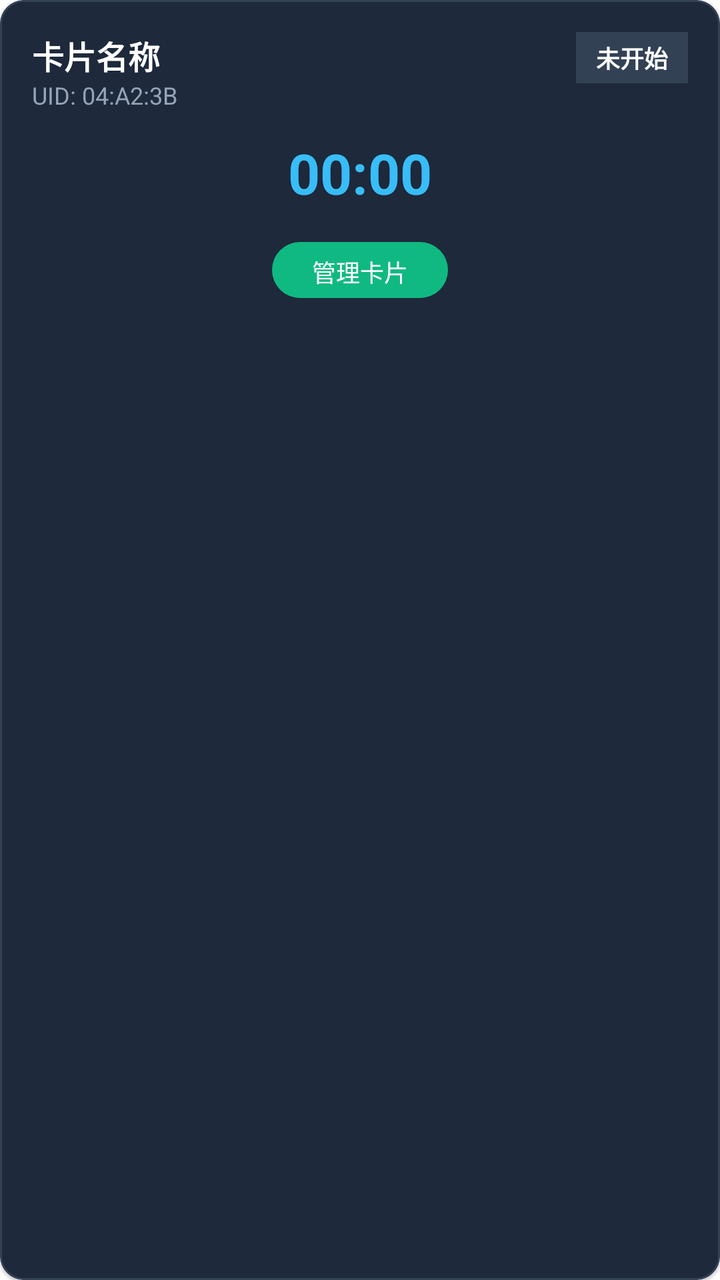
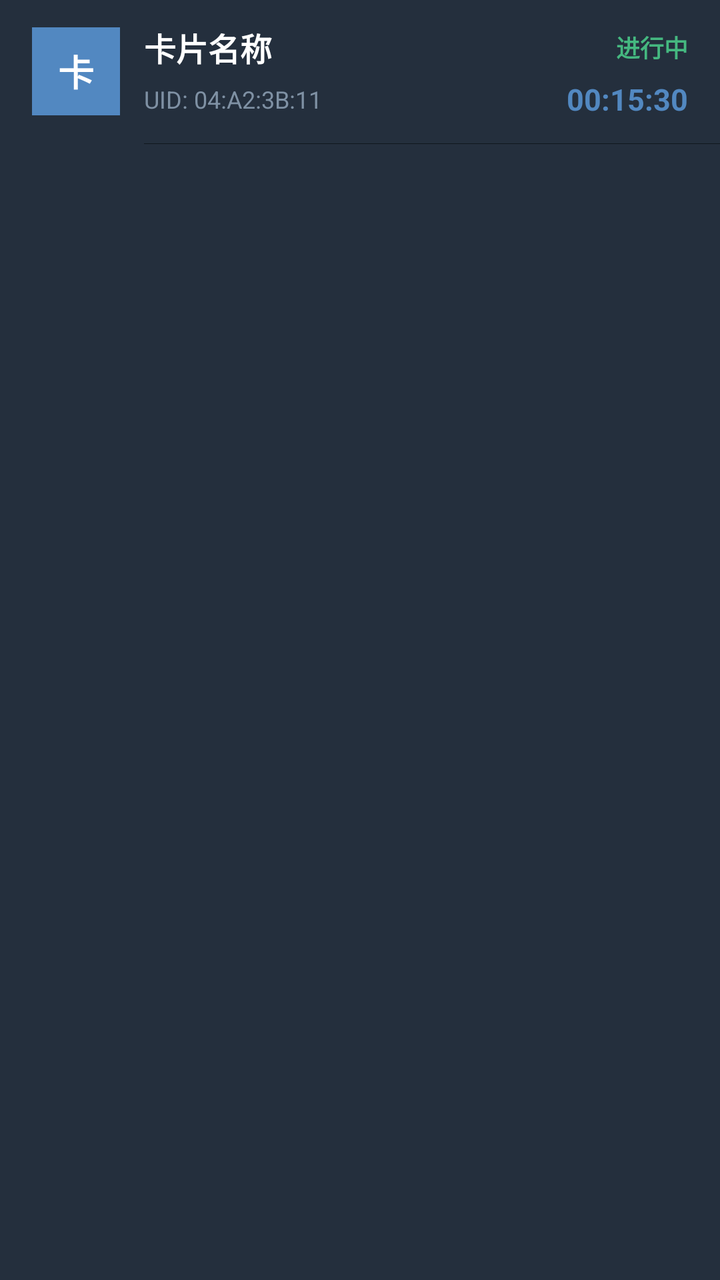

An Android layout rendered at two revisions. The XML below is the earlier revision; the diff shows what the commit changed to produce the second picture.
<!-- AndroidManifest.xml: application theme Theme.NFCTime -->
<!-- res/layout/item_card.xml -->
<?xml version="1.0" encoding="utf-8"?>
<com.google.android.material.card.MaterialCardView xmlns:android="http://schemas.android.com/apk/res/android"
    xmlns:app="http://schemas.android.com/apk/res-auto"
    android:layout_width="match_parent"
    android:layout_height="wrap_content"
    android:layout_marginBottom="12dp"
    app:cardBackgroundColor="#1E293B"
    app:cardCornerRadius="12dp"
    app:strokeColor="#334155"
    app:strokeWidth="1dp">

    <LinearLayout
        android:layout_width="match_parent"
        android:layout_height="wrap_content"
        android:orientation="vertical"
        android:padding="16dp">

        <LinearLayout
            android:layout_width="match_parent"
            android:layout_height="wrap_content"
            android:orientation="horizontal">

            <LinearLayout
                android:layout_width="0dp"
                android:layout_height="wrap_content"
                android:layout_weight="1"
                android:orientation="vertical">

                <TextView
                    android:id="@+id/tvCardName"
                    android:layout_width="wrap_content"
                    android:layout_height="wrap_content"
                    android:text="卡片名称"
                    android:textColor="#FFFFFF"
                    android:textSize="16sp"
                    android:textStyle="bold" />

                <TextView
                    android:id="@+id/tvCardUid"
                    android:layout_width="wrap_content"
                    android:layout_height="wrap_content"
                    android:text="UID: 04:A2:3B"
                    android:textColor="#94A3B8"
                    android:textSize="12sp" />
            </LinearLayout>

            <TextView
                android:id="@+id/tvStatusBadge"
                android:layout_width="wrap_content"
                android:layout_height="wrap_content"
                android:background="#334155"
                android:paddingHorizontal="10dp"
                android:paddingVertical="4dp"
                android:text="未开始"
                android:textColor="#FFFFFF"
                android:textSize="12sp"
                android:textStyle="bold" />
        </LinearLayout>

        <TextView
            android:id="@+id/tvTimeDisplay"
            android:layout_width="wrap_content"
            android:layout_height="wrap_content"
            android:layout_gravity="center_horizontal"
            android:layout_marginVertical="12dp"
            android:text="00:00"
            android:textColor="#38BDF8"
            android:textSize="28sp"
            android:textStyle="bold" />

        <LinearLayout
            android:layout_width="match_parent"
            android:layout_height="wrap_content"
            android:gravity="center"
            android:orientation="horizontal">

            <Button
                android:id="@+id/btnCardAction"
                style="@style/Widget.Material3.Button"
                android:layout_width="wrap_content"
                android:layout_height="36dp"
                android:paddingHorizontal="16dp"
                android:text="管理卡片"
                android:textSize="12sp" />
        </LinearLayout>
    </LinearLayout>

</com.google.android.material.card.MaterialCardView>
<!-- resources referenced by this layout -->
<resources>
  <style name="Theme.NFCTime" parent="Theme.MaterialComponents.DayNight.NoActionBar">
          <item name="colorPrimary">#10B981</item>
          <item name="colorPrimaryVariant">#059669</item>
          <item name="colorOnPrimary">#FFFFFF</item>
          <item name="colorSecondary">#38BDF8</item>
          <item name="colorSecondaryVariant">#0284C7</item>
          <item name="colorOnSecondary">#000000</item>
          <item name="android:statusBarColor">#0F172A</item>
      </style>
</resources>

<!-- the commit's change to res/layout/item_card.xml (unified diff, before → after) -->
@@ -1,88 +1,107 @@
 <?xml version="1.0" encoding="utf-8"?>
-<com.google.android.material.card.MaterialCardView xmlns:android="http://schemas.android.com/apk/res/android"
-    xmlns:app="http://schemas.android.com/apk/res-auto"
+<LinearLayout xmlns:android="http://schemas.android.com/apk/res/android"
     android:layout_width="match_parent"
     android:layout_height="wrap_content"
-    android:layout_marginBottom="12dp"
-    app:cardBackgroundColor="#1E293B"
-    app:cardCornerRadius="12dp"
-    app:strokeColor="#334155"
-    app:strokeWidth="1dp">
+    android:background="@color/tg_surface"
+    android:foreground="?attr/selectableItemBackground"
+    android:orientation="vertical">
 
     <LinearLayout
         android:layout_width="match_parent"
         android:layout_height="wrap_content"
-        android:orientation="vertical"
-        android:padding="16dp">
+        android:gravity="center_vertical"
+        android:orientation="horizontal"
+        android:paddingHorizontal="16dp"
+        android:paddingVertical="12dp">
 
+        
+        <FrameLayout
+            android:layout_width="44dp"
+            android:layout_height="44dp"
+            android:background="@color/tg_blue"
+            android:padding="8dp">
+
+            <TextView
+                android:id="@+id/tvAvatarChar"
+                android:layout_width="wrap_content"
+                android:layout_height="wrap_content"
+                android:layout_gravity="center"
+                android:text="卡"
+                android:textColor="#FFFFFF"
+                android:textSize="18sp"
+                android:textStyle="bold" />
+        </FrameLayout>
+
+        
         <LinearLayout
-            android:layout_width="match_parent"
+            android:layout_width="0dp"
             android:layout_height="wrap_content"
-            android:orientation="horizontal">
+            android:layout_marginStart="12dp"
+            android:layout_weight="1"
+            android:orientation="vertical">
 
             <LinearLayout
-                android:layout_width="0dp"
+                android:layout_width="match_parent"
                 android:layout_height="wrap_content"
-                android:layout_weight="1"
-                android:orientation="vertical">
+                android:gravity="center_vertical"
+                android:orientation="horizontal">
 
                 <TextView
                     android:id="@+id/tvCardName"
-                    android:layout_width="wrap_content"
+                    android:layout_width="0dp"
                     android:layout_height="wrap_content"
+                    android:layout_weight="1"
+                    android:ellipsize="end"
+                    android:maxLines="1"
                     android:text="卡片名称"
-                    android:textColor="#FFFFFF"
+                    android:textColor="@color/tg_text_primary"
                     android:textSize="16sp"
                     android:textStyle="bold" />
 
                 <TextView
-                    android:id="@+id/tvCardUid"
+                    android:id="@+id/tvStatusBadge"
                     android:layout_width="wrap_content"
                     android:layout_height="wrap_content"
-                    android:text="UID: 04:A2:3B"
-                    android:textColor="#94A3B8"
-                    android:textSize="12sp" />
+                    android:text="进行中"
+                    android:textColor="@color/tg_status_green"
+                    android:textSize="12sp"
+                    android:textStyle="bold" />
             </LinearLayout>
 
-            <TextView
-                android:id="@+id/tvStatusBadge"
-                android:layout_width="wrap_content"
+            <LinearLayout
+                android:layout_width="match_parent"
                 android:layout_height="wrap_content"
-                android:background="#334155"
-                android:paddingHorizontal="10dp"
-                android:paddingVertical="4dp"
-                android:text="未开始"
-                android:textColor="#FFFFFF"
-                android:textSize="12sp"
-                android:textStyle="bold" />
+                android:layout_marginTop="4dp"
+                android:gravity="center_vertical"
+                android:orientation="horizontal">
+
+                <TextView
+                    android:id="@+id/tvCardUid"
+                    android:layout_width="0dp"
+                    android:layout_height="wrap_content"
+                    android:layout_weight="1"
+                    android:text="UID: 04:A2:3B:11"
+                    android:textColor="@color/tg_text_secondary"
+                    android:textSize="12sp" />
+
+                <TextView
+                    android:id="@+id/tvTimeDisplay"
+                    android:layout_width="wrap_content"
+                    android:layout_height="wrap_content"
+                    android:text="00:15:30"
+                    android:textColor="@color/tg_blue"
+                    android:textSize="15sp"
+                    android:textStyle="bold" />
+            </LinearLayout>
+
         </LinearLayout>
 
-        <TextView
-            android:id="@+id/tvTimeDisplay"
-            android:layout_width="wrap_content"
-            android:layout_height="wrap_content"
-            android:layout_gravity="center_horizontal"
-            android:layout_marginVertical="12dp"
-            android:text="00:00"
-            android:textColor="#38BDF8"
-            android:textSize="28sp"
-            android:textStyle="bold" />
-
-        <LinearLayout
-            android:layout_width="match_parent"
-            android:layout_height="wrap_content"
-            android:gravity="center"
-            android:orientation="horizontal">
-
-            <Button
-                android:id="@+id/btnCardAction"
-                style="@style/Widget.Material3.Button"
-                android:layout_width="wrap_content"
-                android:layout_height="36dp"
-                android:paddingHorizontal="16dp"
-                android:text="管理卡片"
-                android:textSize="12sp" />
-        </LinearLayout>
     </LinearLayout>
 
-</com.google.android.material.card.MaterialCardView>
+    <View
+        android:layout_width="match_parent"
+        android:layout_height="1px"
+        android:layout_marginStart="72dp"
+        android:background="@color/tg_border" />
+
+</LinearLayout>
<!-- resource entries referenced after the edit -->
@@ -1,13 +1,21 @@
 <!-- resources referenced by this layout -->
 <resources>
+  <color name="tg_blue">#5288C1</color>
+  <color name="tg_border">#10171D</color>
+  <color name="tg_status_green">#45B880</color>
+  <color name="tg_surface">#242F3D</color>
+  <color name="tg_text_primary">#FFFFFF</color>
+  <color name="tg_text_secondary">#7F91A4</color>
   <style name="Theme.NFCTime" parent="Theme.MaterialComponents.DayNight.NoActionBar">
-          <item name="colorPrimary">#10B981</item>
-          <item name="colorPrimaryVariant">#059669</item>
-          <item name="colorOnPrimary">#FFFFFF</item>
-          <item name="colorSecondary">#38BDF8</item>
-          <item name="colorSecondaryVariant">#0284C7</item>
-          <item name="colorOnSecondary">#000000</item>
-          <item name="android:statusBarColor">#0F172A</item>
+          <item name="colorPrimary">@color/tg_blue</item>
+          <item name="colorPrimaryVariant">@color/tg_blue_dark</item>
+          <item name="colorOnPrimary">@color/tg_text_primary</item>
+          <item name="colorSecondary">@color/tg_blue</item>
+          <item name="android:windowBackground">@color/tg_background</item>
+          <item name="android:statusBarColor">@color/tg_background</item>
+          <item name="android:navigationBarColor">@color/tg_background</item>
       </style>
+  <color name="tg_blue_dark">#2AABEE</color>
+  <color name="tg_background">#17212B</color>
 </resources>
 
